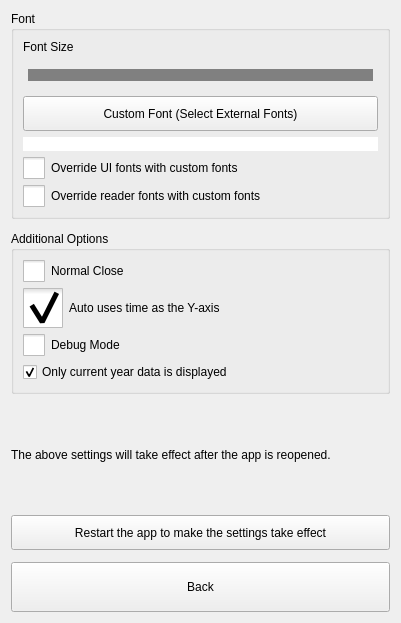
Before: the Qt Designer form src/Preferences.ui in ic005k/Knot-Legacy, drawn with Qt 5.
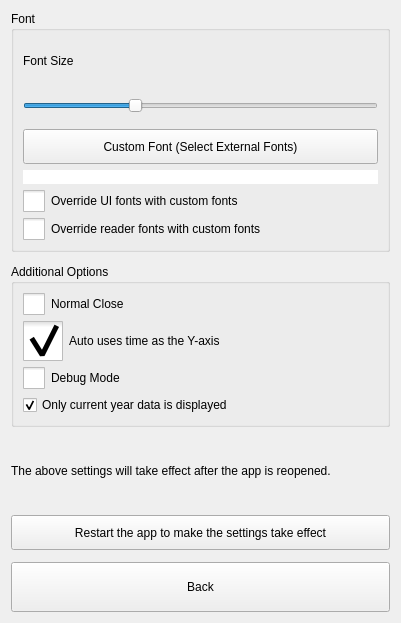
After: the same form once the commit is applied. Icons and pictures are not drawn.

The edit to the form file:
```diff
--- a/src/Preferences.ui
+++ b/src/Preferences.ui
@@ -25,6 +25,18 @@
      <layout class="QVBoxLayout" name="verticalLayout">
       <item>
        <widget class="QLabel" name="lblFontSize">
+        <property name="minimumSize">
+         <size>
+          <width>0</width>
+          <height>42</height>
+         </size>
+        </property>
+        <property name="maximumSize">
+         <size>
+          <width>16777215</width>
+          <height>42</height>
+         </size>
+        </property>
         <property name="text">
          <string>Font Size</string>
         </property>
@@ -32,40 +44,20 @@
       </item>
       <item>
        <widget class="QSlider" name="sliderFontSize">
+        <property name="sizePolicy">
+         <sizepolicy hsizetype="Preferred" vsizetype="Fixed">
+          <horstretch>0</horstretch>
+          <verstretch>0</verstretch>
+         </sizepolicy>
+        </property>
         <property name="minimumSize">
          <size>
           <width>0</width>
-          <height>30</height>
+          <height>35</height>
          </size>
         </property>
         <property name="styleSheet">
-         <string notr="true">QSlider::groove:horizontal 
-{ 
-	border: 1px solid #999999; 
-	height: 10px; 
-	margin: 0px 0;
-	left: 5px; 
-	right: 5px; 
-}  
-
-QSlider::add-page:horizontal
-{
-	background-color: gray;
-}
-
-QSlider::sub-page:horizontal
-{
-	background-color: gray;
-}
-
-QSlider::handle:horizontal
-{
-	border: 0px ;
-	border-image: url(:/res/qslider_btn.png);			
-	width: 25px; 
-	margin: -10px -5px -10px -5px; 
-	
-}</string>
+         <string notr="true"/>
         </property>
         <property name="minimum">
          <number>12</number>
```
